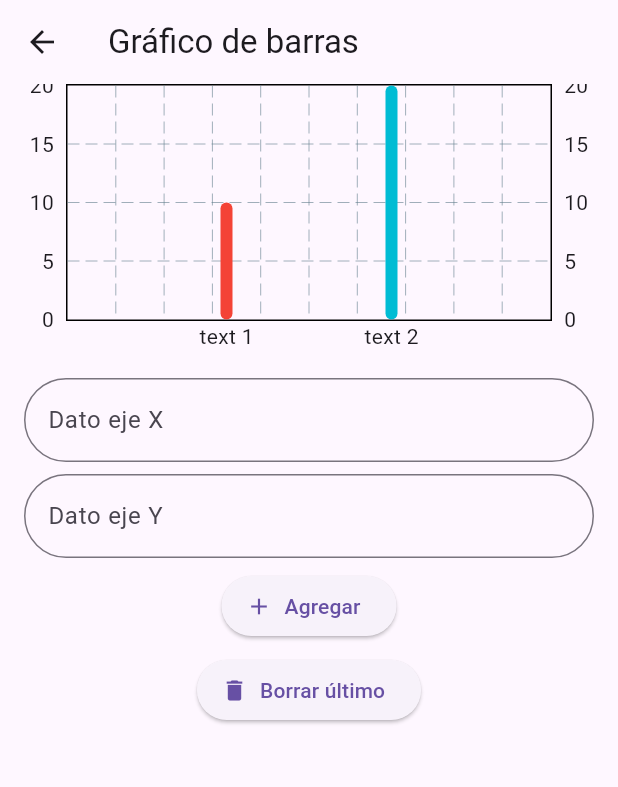
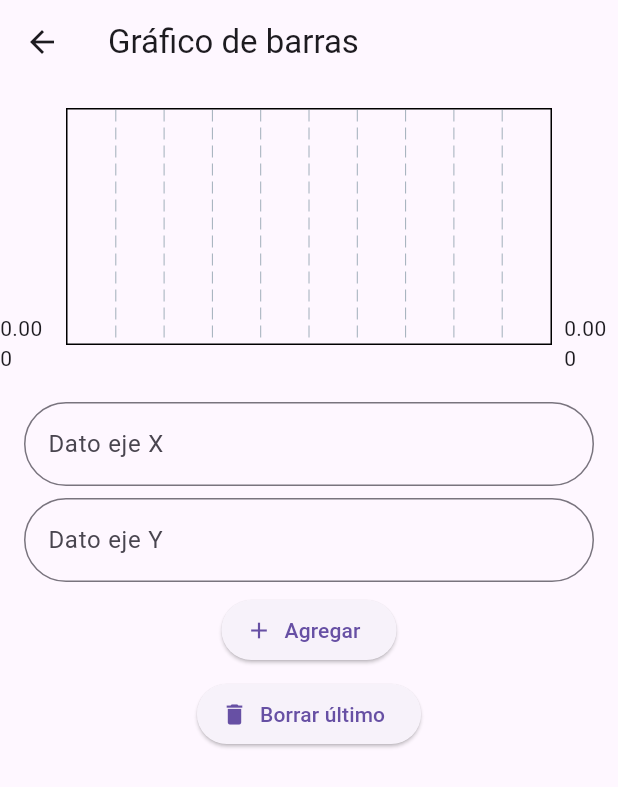
Before and after one commit to Jhucruz/visualizador_charts, a Flutter app: the PantallaGraficoBarras screen opened by its route, on a phone screen of 412 x 824 dp. Shown: the top 787 px of the screen. Run offline on Flutter 3.47's test engine with Material 3 defaults, Android fonts, the phone set to English and light mode, and no system bars; drawn by our look-alikes of fl_chart; our stand-ins replace shared_preferences; accounts and stored records are empty.

Commit message:
feat: Grafico de barras terminado

```diff
--- a/lib/display/ui/screens/pantalla_grafico_barras.dart
+++ b/lib/display/ui/screens/pantalla_grafico_barras.dart
@@ -16,8 +16,6 @@ class _PantallaGraficoBarrasState extends State<PantallaGraficoBarras> {
   final _ejeXTextEditingController = TextEditingController();
   final _ejeYTextEditingController = TextEditingController();
   final _idFormulario = GlobalKey<FormState>();
-
-  final _ejeXEtiquetas = ['text 1', 'text 2'];
 
   BarModel? _barModel;
 
@@ -45,10 +43,17 @@ class _PantallaGraficoBarrasState extends State<PantallaGraficoBarras> {
       ),
       body: ListView(
         children: [
-          SizedBox(
+          Padding(
+            padding: const EdgeInsets.only(top: 16),
+            child: SizedBox(
               height: 180,
               child: BarChart(
                 BarChartData(
+                  barTouchData: BarTouchData(
+                    touchTooltipData: BarTouchTooltipData(
+                      direction: TooltipDirection.bottom,
+                    ),
+                  ),
                   titlesData: FlTitlesData(
                     topTitles: AxisTitles(
                       sideTitles: SideTitles(showTitles: false),
@@ -57,26 +62,20 @@ class _PantallaGraficoBarrasState extends State<PantallaGraficoBarras> {
                       sideTitles: SideTitles(
                         showTitles: true,
                         getTitlesWidget: (value, meta) {
-                        print(value);
-                        return Text(_ejeXEtiquetas[value.toInt()]);
+                          return Text(_barModel!.ejeX[value.toInt()]);
                         },
                       ),
                     ),
                   ),
-                barGroups: [
-                  BarChartGroupData(
-                    x: 0,
+                  barGroups: _barModel!.ejeY.asMap().entries.map((valor) {
+                    return BarChartGroupData(
+                      x: valor.key,
                       barRods: [
-                      BarChartRodData(toY: 10, color: Colors.red),
+                        BarChartRodData(toY: valor.value, color: Colors.blue),
                       ],
+                    );
+                  }).toList(),
                 ),
-                  BarChartGroupData(
-                    x: 1,
-                    barRods: [
-                      BarChartRodData(toY: 20),
-                    ],
-                  ),
-                ],
               ),
             ),
           ),
@@ -131,9 +130,11 @@ class _PantallaGraficoBarrasState extends State<PantallaGraficoBarras> {
                       final barModel = _barModel;
 
                       if (esValiado == true && barModel != null) {
+                        setState(() {
                           barModel.ejeX.add(_ejeXTextEditingController.text);
-                        barModel.ejeY
-                            .add(double.parse(_ejeYTextEditingController.text));
+                          barModel.ejeY.add(
+                              double.parse(_ejeYTextEditingController.text));
+                        });
 
                         barRepository.guardarBarrasDatos(barModel);
                       }
@@ -173,7 +174,19 @@ class _PantallaGraficoBarrasState extends State<PantallaGraficoBarras> {
             CupertinoDialogAction(
               isDestructiveAction: true,
               child: const Text('Borrar'),
-              onPressed: () {},
+              onPressed: () {
+                final barModel = _barModel;
+                if (barModel != null) {
+                  setState(() {
+                    barModel.ejeX.removeLast();
+                    barModel.ejeY.removeLast();
+                  });
+
+                  barRepository.guardarBarrasDatos(barModel);
+
+                  Navigator.pop(ctx);
+                }
+              },
             ),
           ],
         );
```
Lines whose indentation alone changed are shown as unchanged.
